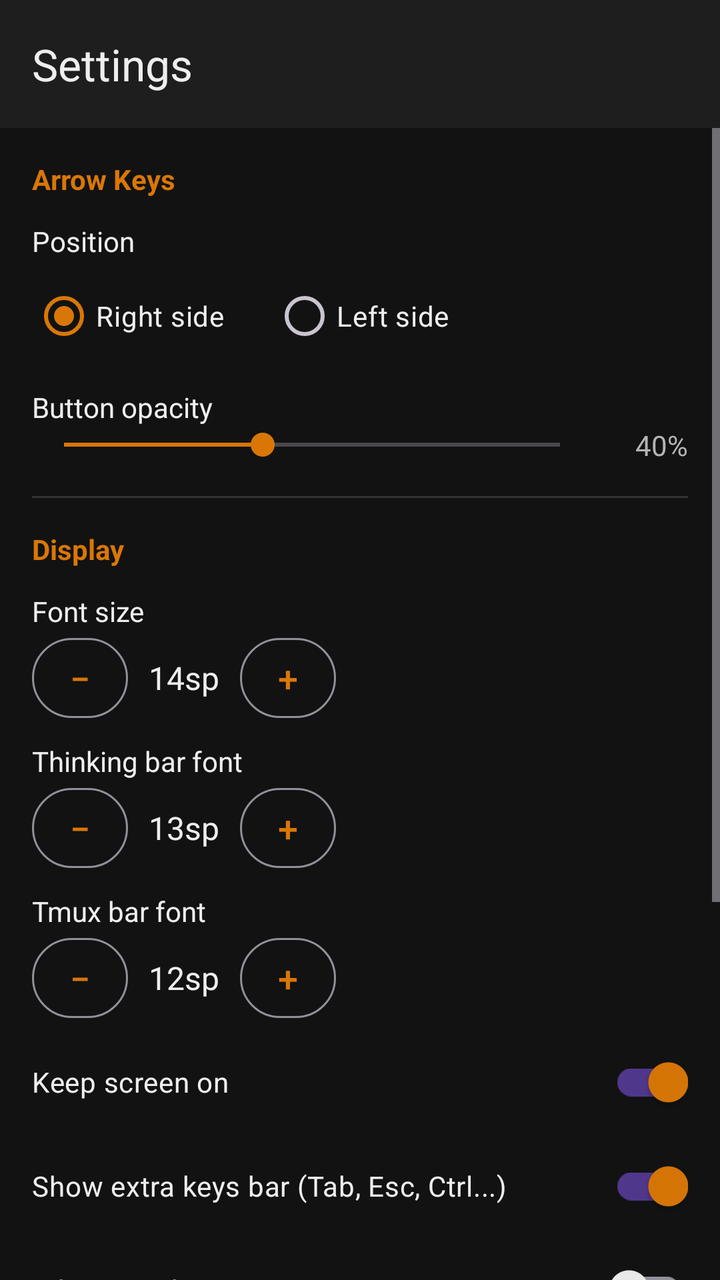
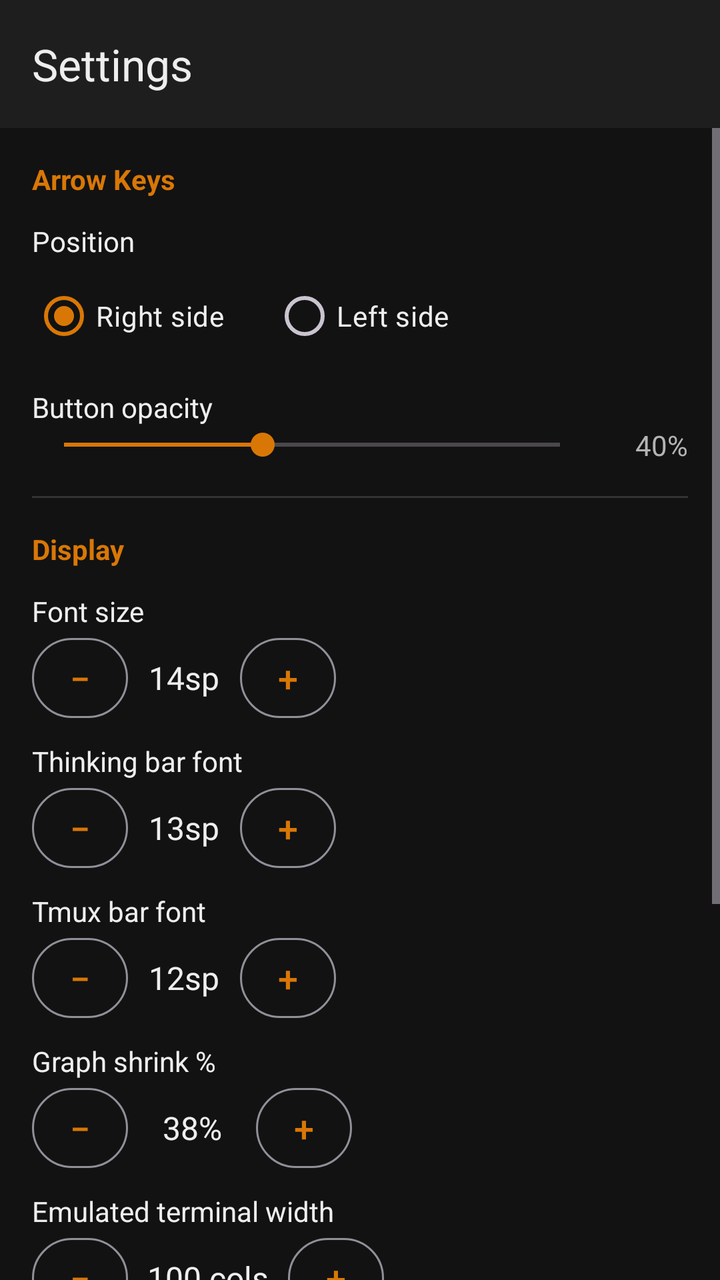

Screens rendered from an Android XML layout before and after an edit, with the pre-edit source and the edit as a unified diff.
<!-- AndroidManifest.xml: application theme Theme.ClaudePortal -->
<!-- res/layout/activity_settings.xml -->
<?xml version="1.0" encoding="utf-8"?>
<androidx.constraintlayout.widget.ConstraintLayout
    xmlns:android="http://schemas.android.com/apk/res/android"
    xmlns:app="http://schemas.android.com/apk/res-auto"
    android:layout_width="match_parent"
    android:layout_height="match_parent"
    android:fitsSystemWindows="true"
    android:background="@color/background">

    <com.google.android.material.appbar.MaterialToolbar
        android:id="@+id/toolbar"
        android:layout_width="match_parent"
        android:layout_height="?attr/actionBarSize"
        android:background="@color/surface"
        app:title="@string/settings"
        app:titleTextColor="@color/text_primary"
        app:layout_constraintTop_toTopOf="parent" />

    <ScrollView
        android:layout_width="match_parent"
        android:layout_height="0dp"
        app:layout_constraintTop_toBottomOf="@id/toolbar"
        app:layout_constraintBottom_toBottomOf="parent">

        <LinearLayout
            android:layout_width="match_parent"
            android:layout_height="wrap_content"
            android:orientation="vertical"
            android:padding="16dp">

            
            <TextView
                android:layout_width="wrap_content"
                android:layout_height="wrap_content"
                android:text="@string/arrow_keys"
                android:textColor="@color/accent"
                android:textSize="14sp"
                android:textStyle="bold" />

            <TextView
                android:layout_width="wrap_content"
                android:layout_height="wrap_content"
                android:layout_marginTop="12dp"
                android:text="@string/arrow_position"
                android:textColor="@color/text_primary" />

            <RadioGroup
                android:layout_width="match_parent"
                android:layout_height="wrap_content"
                android:orientation="horizontal"
                android:layout_marginTop="4dp">

                <RadioButton
                    android:id="@+id/radioArrowRight"
                    android:layout_width="wrap_content"
                    android:layout_height="wrap_content"
                    android:text="@string/right_side"
                    android:textColor="@color/text_primary"
                    android:checked="true" />

                <RadioButton
                    android:id="@+id/radioArrowLeft"
                    android:layout_width="wrap_content"
                    android:layout_height="wrap_content"
                    android:layout_marginStart="24dp"
                    android:text="@string/left_side"
                    android:textColor="@color/text_primary" />
            </RadioGroup>

            <TextView
                android:layout_width="wrap_content"
                android:layout_height="wrap_content"
                android:layout_marginTop="12dp"
                android:text="@string/button_opacity"
                android:textColor="@color/text_primary" />

            <LinearLayout
                android:layout_width="match_parent"
                android:layout_height="wrap_content"
                android:orientation="horizontal"
                android:gravity="center_vertical">

                <SeekBar
                    android:id="@+id/seekbarOpacity"
                    android:layout_width="0dp"
                    android:layout_height="wrap_content"
                    android:layout_weight="1"
                    android:max="100"
                    android:progress="40" />

                <TextView
                    android:id="@+id/textOpacityValue"
                    android:layout_width="48dp"
                    android:layout_height="wrap_content"
                    android:text="40%"
                    android:textColor="@color/text_secondary"
                    android:gravity="end" />
            </LinearLayout>

            
            <View
                android:layout_width="match_parent"
                android:layout_height="1dp"
                android:layout_marginTop="16dp"
                android:background="@color/divider" />

            <TextView
                android:layout_width="wrap_content"
                android:layout_height="wrap_content"
                android:layout_marginTop="16dp"
                android:text="@string/display"
                android:textColor="@color/accent"
                android:textSize="14sp"
                android:textStyle="bold" />

            
            <TextView
                android:layout_width="wrap_content"
                android:layout_height="wrap_content"
                android:layout_marginTop="12dp"
                android:text="@string/font_size"
                android:textColor="@color/text_primary" />

            <LinearLayout
                android:layout_width="match_parent"
                android:layout_height="wrap_content"
                android:orientation="horizontal"
                android:gravity="center_vertical"
                android:layout_marginTop="4dp">

                <com.google.android.material.button.MaterialButton
                    android:id="@+id/btnFontMinus"
                    style="@style/Widget.Material3.Button.OutlinedButton"
                    android:layout_width="48dp"
                    android:layout_height="40dp"
                    android:text="−"
                    android:textSize="18sp"
                    android:padding="0dp"
                    android:insetTop="0dp"
                    android:insetBottom="0dp" />

                <TextView
                    android:id="@+id/textFontSizeValue"
                    android:layout_width="56dp"
                    android:layout_height="wrap_content"
                    android:text="14sp"
                    android:textColor="@color/text_primary"
                    android:gravity="center"
                    android:textSize="16sp" />

                <com.google.android.material.button.MaterialButton
                    android:id="@+id/btnFontPlus"
                    style="@style/Widget.Material3.Button.OutlinedButton"
                    android:layout_width="48dp"
                    android:layout_height="40dp"
                    android:text="+"
                    android:textSize="18sp"
                    android:padding="0dp"
                    android:insetTop="0dp"
                    android:insetBottom="0dp" />
            </LinearLayout>

            
            <TextView
                android:layout_width="wrap_content"
                android:layout_height="wrap_content"
                android:layout_marginTop="12dp"
                android:text="Thinking bar font"
                android:textColor="@color/text_primary" />

            <LinearLayout
                android:layout_width="match_parent"
                android:layout_height="wrap_content"
                android:orientation="horizontal"
                android:gravity="center_vertical"
                android:layout_marginTop="4dp">

                <com.google.android.material.button.MaterialButton
                    android:id="@+id/btnThinkingFontMinus"
                    style="@style/Widget.Material3.Button.OutlinedButton"
                    android:layout_width="48dp"
                    android:layout_height="40dp"
                    android:text="−"
                    android:textSize="18sp"
                    android:padding="0dp"
                    android:insetTop="0dp"
                    android:insetBottom="0dp" />

                <TextView
                    android:id="@+id/textThinkingFontSizeValue"
                    android:layout_width="56dp"
                    android:layout_height="wrap_content"
                    android:text="13sp"
                    android:textColor="@color/text_primary"
                    android:gravity="center"
                    android:textSize="16sp" />

                <com.google.android.material.button.MaterialButton
                    android:id="@+id/btnThinkingFontPlus"
                    style="@style/Widget.Material3.Button.OutlinedButton"
                    android:layout_width="48dp"
                    android:layout_height="40dp"
                    android:text="+"
                    android:textSize="18sp"
                    android:padding="0dp"
                    android:insetTop="0dp"
                    android:insetBottom="0dp" />
            </LinearLayout>

            
            <TextView
                android:layout_width="wrap_content"
                android:layout_height="wrap_content"
                android:layout_marginTop="12dp"
                android:text="Tmux bar font"
                android:textColor="@color/text_primary" />

            <LinearLayout
                android:layout_width="match_parent"
                android:layout_height="wrap_content"
                android:orientation="horizontal"
                android:gravity="center_vertical"
                android:layout_marginTop="4dp">

                <com.google.android.material.button.MaterialButton
                    android:id="@+id/btnTmuxFontMinus"
                    style="@style/Widget.Material3.Button.OutlinedButton"
                    android:layout_width="48dp"
                    android:layout_height="40dp"
                    android:text="−"
                    android:textSize="18sp"
                    android:padding="0dp"
                    android:insetTop="0dp"
                    android:insetBottom="0dp" />

                <TextView
                    android:id="@+id/textTmuxFontSizeValue"
                    android:layout_width="56dp"
                    android:layout_height="wrap_content"
                    android:text="12sp"
                    android:textColor="@color/text_primary"
                    android:gravity="center"
                    android:textSize="16sp" />

                <com.google.android.material.button.MaterialButton
                    android:id="@+id/btnTmuxFontPlus"
                    style="@style/Widget.Material3.Button.OutlinedButton"
                    android:layout_width="48dp"
                    android:layout_height="40dp"
                    android:text="+"
                    android:textSize="18sp"
                    android:padding="0dp"
                    android:insetTop="0dp"
                    android:insetBottom="0dp" />
            </LinearLayout>

            <com.google.android.material.switchmaterial.SwitchMaterial
                android:id="@+id/switchKeepScreenOn"
                android:layout_width="match_parent"
                android:layout_height="wrap_content"
                android:layout_marginTop="8dp"
                android:text="@string/keep_screen_on"
                android:textColor="@color/text_primary"
                android:checked="true" />

            <com.google.android.material.switchmaterial.SwitchMaterial
                android:id="@+id/switchShowExtraKeys"
                android:layout_width="match_parent"
                android:layout_height="wrap_content"
                android:layout_marginTop="4dp"
                android:text="@string/show_extra_keys"
                android:textColor="@color/text_primary"
                android:checked="true" />

            <com.google.android.material.switchmaterial.SwitchMaterial
                android:id="@+id/switchVibrate"
                android:layout_width="match_parent"
                android:layout_height="wrap_content"
                android:layout_marginTop="4dp"
                android:text="@string/vibrate_on_press"
                android:textColor="@color/text_primary" />

            
            <View
                android:layout_width="match_parent"
                android:layout_height="1dp"
                android:layout_marginTop="16dp"
                android:background="@color/divider" />

            <TextView
                android:layout_width="wrap_content"
                android:layout_height="wrap_content"
                android:layout_marginTop="16dp"
                android:text="@string/history"
                android:textColor="@color/accent"
                android:textSize="14sp"
                android:textStyle="bold" />

            <com.google.android.material.switchmaterial.SwitchMaterial
                android:id="@+id/switchSaveHistory"
                android:layout_width="match_parent"
                android:layout_height="wrap_content"
                android:layout_marginTop="8dp"
                android:text="@string/save_history_between_sessions"
                android:textColor="@color/text_primary"
                android:checked="true" />

            <com.google.android.material.button.MaterialButton
                android:id="@+id/buttonClearHistory"
                style="@style/Widget.Material3.Button.OutlinedButton"
                android:layout_width="wrap_content"
                android:layout_height="wrap_content"
                android:layout_marginTop="8dp"
                android:text="@string/clear_all_history"
                android:textColor="@color/error" />

            
            <com.google.android.material.button.MaterialButton
                android:id="@+id/buttonSave"
                android:layout_width="match_parent"
                android:layout_height="wrap_content"
                android:layout_marginTop="24dp"
                android:text="@string/save_settings"
                app:backgroundTint="@color/accent" />

        </LinearLayout>
    </ScrollView>

</androidx.constraintlayout.widget.ConstraintLayout>
<!-- resources referenced by this layout -->
<resources>
  <color name="accent">#D97706</color>
  <color name="background">#121212</color>
  <color name="divider">#333333</color>
  <color name="error">#EF5350</color>
  <color name="surface">#1E1E1E</color>
  <color name="text_primary">#EEEEEE</color>
  <color name="text_secondary">#B4B4B4</color>
  <string name="arrow_keys">Arrow Keys</string>
  <string name="arrow_position">Position</string>
  <string name="button_opacity">Button opacity</string>
  <string name="clear_all_history">Clear All History</string>
  <string name="display">Display</string>
  <string name="font_size">Font size</string>
  <string name="history">History</string>
  <string name="keep_screen_on">Keep screen on</string>
  <string name="left_side">Left side</string>
  <string name="right_side">Right side</string>
  <string name="save_history_between_sessions">Save session history to disk</string>
  <string name="save_settings">Save Settings</string>
  <string name="settings">Settings</string>
  <string name="show_extra_keys">Show extra keys bar (Tab, Esc, Ctrl...)</string>
  <string name="vibrate_on_press">Vibrate on key press</string>
  <style name="Theme.ClaudePortal" parent="Theme.Material3.Dark.NoActionBar">
          <item name="colorPrimary">@color/accent</item>
          <item name="colorPrimaryDark">@color/accent_dark</item>
          <item name="colorAccent">@color/accent</item>
          <item name="android:colorBackground">@color/background</item>
          <item name="colorSurface">@color/surface</item>
          <item name="colorOnPrimary">@color/text_primary</item>
          <item name="colorOnSurface">@color/text_primary</item>
          <item name="android:statusBarColor">@color/surface</item>
          <item name="android:navigationBarColor">@color/surface</item>
          <item name="android:windowBackground">@color/background</item>
      </style>
  <color name="accent_dark">#B45309</color>
</resources>

<!-- the commit's change to res/layout/activity_settings.xml (unified diff, before → after) -->
@@ -254,6 +254,100 @@
                     android:insetBottom="0dp" />
             </LinearLayout>
 
+            
+            <TextView
+                android:layout_width="wrap_content"
+                android:layout_height="wrap_content"
+                android:layout_marginTop="12dp"
+                android:text="@string/graph_shrink_percent"
+                android:textColor="@color/text_primary" />
+
+            <LinearLayout
+                android:layout_width="match_parent"
+                android:layout_height="wrap_content"
+                android:orientation="horizontal"
+                android:gravity="center_vertical"
+                android:layout_marginTop="4dp">
+
+                <com.google.android.material.button.MaterialButton
+                    android:id="@+id/btnGraphShrinkMinus"
+                    style="@style/Widget.Material3.Button.OutlinedButton"
+                    android:layout_width="48dp"
+                    android:layout_height="40dp"
+                    android:text="−"
+                    android:textSize="18sp"
+                    android:padding="0dp"
+                    android:insetTop="0dp"
+                    android:insetBottom="0dp" />
+
+                <TextView
+                    android:id="@+id/textGraphShrinkValue"
+                    android:layout_width="64dp"
+                    android:layout_height="wrap_content"
+                    android:text="38%"
+                    android:textColor="@color/text_primary"
+                    android:gravity="center"
+                    android:textSize="16sp" />
+
+                <com.google.android.material.button.MaterialButton
+                    android:id="@+id/btnGraphShrinkPlus"
+                    style="@style/Widget.Material3.Button.OutlinedButton"
+                    android:layout_width="48dp"
+                    android:layout_height="40dp"
+                    android:text="+"
+                    android:textSize="18sp"
+                    android:padding="0dp"
+                    android:insetTop="0dp"
+                    android:insetBottom="0dp" />
+            </LinearLayout>
+
+            
+            <TextView
+                android:layout_width="wrap_content"
+                android:layout_height="wrap_content"
+                android:layout_marginTop="12dp"
+                android:text="@string/emulated_terminal_width"
+                android:textColor="@color/text_primary" />
+
+            <LinearLayout
+                android:layout_width="match_parent"
+                android:layout_height="wrap_content"
+                android:orientation="horizontal"
+                android:gravity="center_vertical"
+                android:layout_marginTop="4dp">
+
+                <com.google.android.material.button.MaterialButton
+                    android:id="@+id/btnEmulatedWidthMinus"
+                    style="@style/Widget.Material3.Button.OutlinedButton"
+                    android:layout_width="48dp"
+                    android:layout_height="40dp"
+                    android:text="−"
+                    android:textSize="18sp"
+                    android:padding="0dp"
+                    android:insetTop="0dp"
+                    android:insetBottom="0dp" />
+
+                <TextView
+                    android:id="@+id/textEmulatedWidthValue"
+                    android:layout_width="80dp"
+                    android:layout_height="wrap_content"
+                    android:text="100 cols"
+                    android:textColor="@color/text_primary"
+                    android:gravity="center"
+                    android:textSize="16sp" />
+
+                <com.google.android.material.button.MaterialButton
+                    android:id="@+id/btnEmulatedWidthPlus"
+                    style="@style/Widget.Material3.Button.OutlinedButton"
+                    android:layout_width="48dp"
+                    android:layout_height="40dp"
+                    android:text="+"
+                    android:textSize="18sp"
+                    android:padding="0dp"
+                    android:insetTop="0dp"
+                    android:insetBottom="0dp" />
+            </LinearLayout>
+
             <com.google.android.material.switchmaterial.SwitchMaterial
                 android:id="@+id/switchKeepScreenOn"
                 android:layout_width="match_parent"
@@ -262,23 +356,6 @@
                 android:text="@string/keep_screen_on"
                 android:textColor="@color/text_primary"
                 android:checked="true" />
-
-            <com.google.android.material.switchmaterial.SwitchMaterial
-                android:id="@+id/switchShowExtraKeys"
-                android:layout_width="match_parent"
-                android:layout_height="wrap_content"
-                android:layout_marginTop="4dp"
-                android:text="@string/show_extra_keys"
-                android:textColor="@color/text_primary"
-                android:checked="true" />
-
-            <com.google.android.material.switchmaterial.SwitchMaterial
-                android:id="@+id/switchVibrate"
-                android:layout_width="match_parent"
-                android:layout_height="wrap_content"
-                android:layout_marginTop="4dp"
-                android:text="@string/vibrate_on_press"
-                android:textColor="@color/text_primary" />
 
             
             <View
@@ -311,18 +388,10 @@
                 android:layout_width="wrap_content"
                 android:layout_height="wrap_content"
                 android:layout_marginTop="8dp"
+                android:layout_marginBottom="24dp"
                 android:text="@string/clear_all_history"
                 android:textColor="@color/error" />
 
-            
-            <com.google.android.material.button.MaterialButton
-                android:id="@+id/buttonSave"
-                android:layout_width="match_parent"
-                android:layout_height="wrap_content"
-                android:layout_marginTop="24dp"
-                android:text="@string/save_settings"
-                app:backgroundTint="@color/accent" />
-
         </LinearLayout>
     </ScrollView>
 
<!-- resource entries referenced after the edit -->
@@ -12,16 +12,15 @@
   <string name="button_opacity">Button opacity</string>
   <string name="clear_all_history">Clear All History</string>
   <string name="display">Display</string>
+  <string name="emulated_terminal_width">Emulated terminal width</string>
   <string name="font_size">Font size</string>
+  <string name="graph_shrink_percent">Graph shrink %</string>
   <string name="history">History</string>
   <string name="keep_screen_on">Keep screen on</string>
   <string name="left_side">Left side</string>
   <string name="right_side">Right side</string>
   <string name="save_history_between_sessions">Save session history to disk</string>
-  <string name="save_settings">Save Settings</string>
   <string name="settings">Settings</string>
-  <string name="show_extra_keys">Show extra keys bar (Tab, Esc, Ctrl...)</string>
-  <string name="vibrate_on_press">Vibrate on key press</string>
   <style name="Theme.ClaudePortal" parent="Theme.Material3.Dark.NoActionBar">
           <item name="colorPrimary">@color/accent</item>
           <item name="colorPrimaryDark">@color/accent_dark</item>
